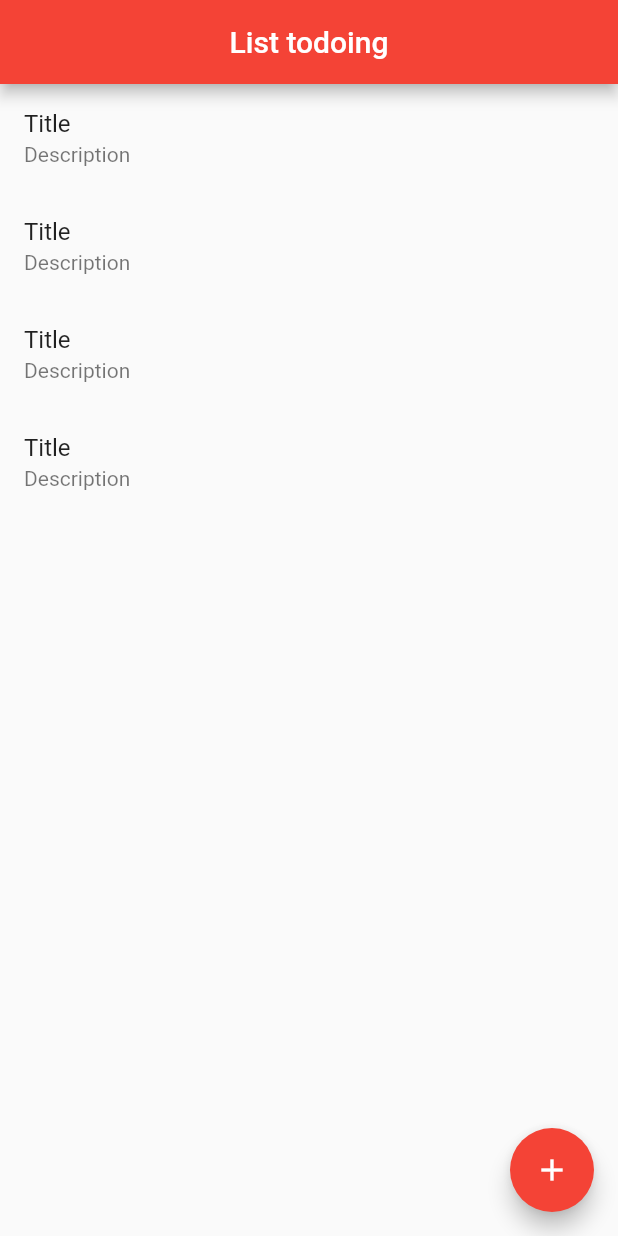
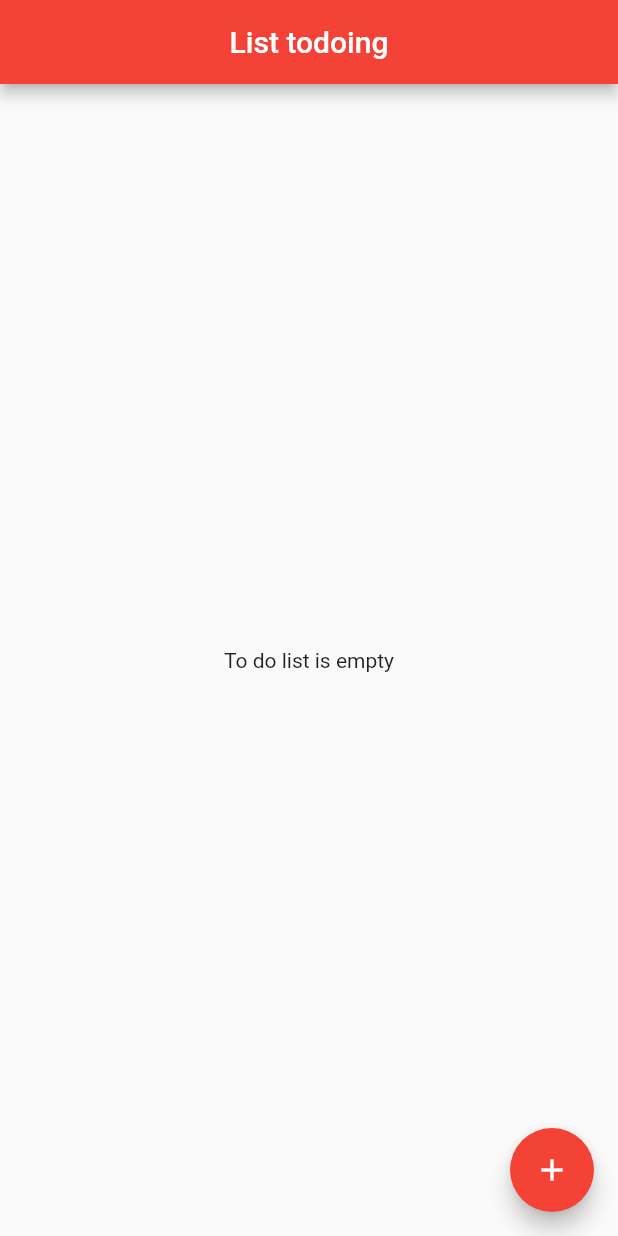
Before and after one commit to mahaubin/todoApp, a Flutter app: the screen it shows after launch, on a phone screen of 412 x 824 dp. Run offline on Flutter 3.47's test engine with Material 2 defaults, Android fonts, the phone set to English and light mode, and no system bars; our stand-ins replace hive, hive_flutter; accounts and stored records are empty; generated files the repository leaves out were written again.

Commit message:
Création de la troisième version de la screen listTodo

```diff
--- a/lib/screens/todo_list_screen.dart
+++ b/lib/screens/todo_list_screen.dart
@@ -1,6 +1,10 @@
 import 'package:flutter/material.dart';
 import 'package:hive/hive.dart';
+import 'package:todo/boxes.dart';
 import 'package:todo/screens/add_todo_screen.dart';
+import 'package:hive_flutter/hive_flutter.dart';
+
+import '../model/todo.dart';
 
 class TodoListScreen extends StatefulWidget {
   TodoListScreen({Key? key}) : super(key: key);
@@ -24,10 +28,18 @@ class _TodoListScreenState extends State<TodoListScreen> {
         title: Text("List todoing"),
         centerTitle: true,
       ),
-      body: Container(
-        child: ListView.builder(
-            itemCount: 4,
+      body: ValueListenableBuilder(
+        valueListenable: Hive.box<Todo>(HiveBoxes.todo).listenable(),
+        builder: (context, Box<Todo> box, _) {
+          if (box.values.isEmpty) {
+            return Center(
+              child: Text("To do list is empty"),
+            );
+          }
+          return ListView.builder(
+              itemCount: box.values.length,
               itemBuilder: (context, index) {
+                Todo? res = box.getAt(index);
                 return Dismissible(
                     onDismissed: (direction) {},
                     background: Container(
@@ -35,10 +47,11 @@ class _TodoListScreenState extends State<TodoListScreen> {
                     ),
                     key: UniqueKey(),
                     child: ListTile(
-                    title: Text("Title"),
-                    subtitle: Text("Description"),
+                      title: Text(res!.title),
+                      subtitle: Text(res.description),
                     ));
-            }),
+              });
+        },
       ),
       floatingActionButton: FloatingActionButton(
           child: Icon(Icons.add),
```
Lines whose indentation alone changed are shown as unchanged.
